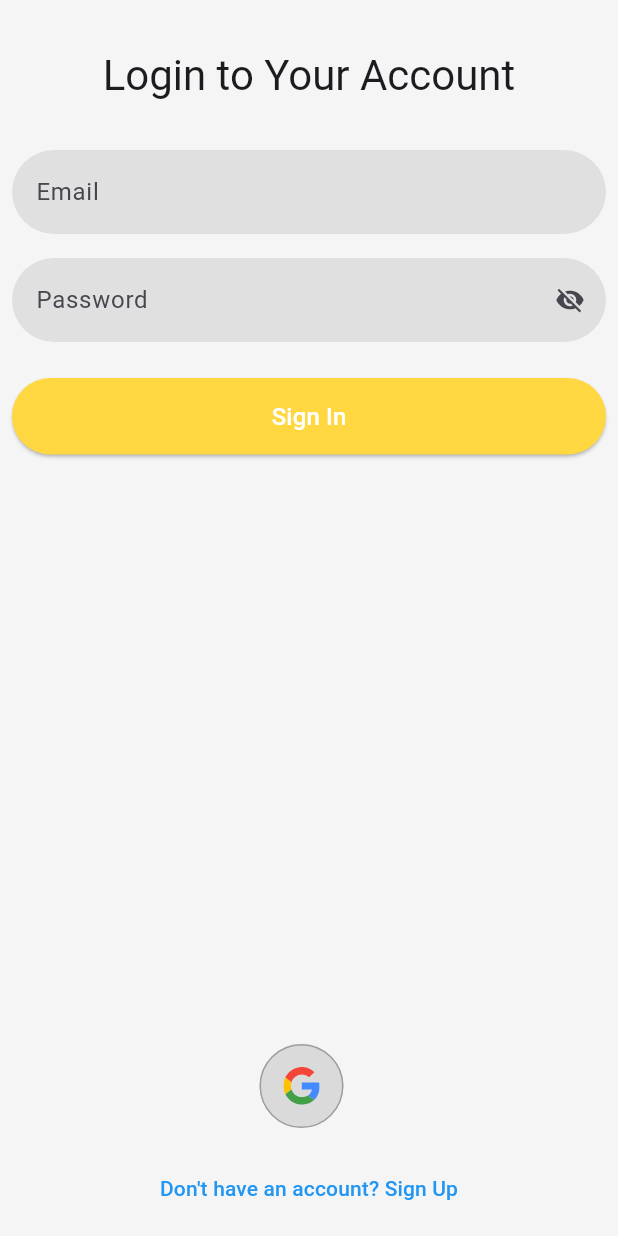
After one commit to McMaurice/auth-ninja-sdk, a Flutter app: the screen it shows after launch, after a tap on "Already have an account? Sign In", on a phone screen of 412 x 824 dp. The commit adds this screen. Run offline on Flutter 3.47's test engine with Material 3 defaults, Android fonts, the phone set to English and light mode, and no system bars; our stand-ins replace firebase_core, flutter_riverpod, flutter_svg; accounts and stored records are empty.

Commit message:
fix/rename

```diff
--- a/auth_manager/lib/main.dart
+++ b/auth_manager/lib/main.dart
@@ -1,6 +1,5 @@
 import 'package:flutter/material.dart';
-import 'package:auth_ninja_sdk/src/presentation/auth_screen.dart';
-import 'package:auth_ninja_sdk/src/core/auth_config.dart';
+import 'package:auth_ninja_sdk/auth_ninja_sdk.dart';
 
 void main() {
   runApp(const MyApp());
@@ -12,12 +11,13 @@ class MyApp extends StatelessWidget {
   @override
   Widget build(BuildContext context) {
     return MaterialApp(
+      debugShowCheckedModeBanner: false,
       title: 'Auth Ninja SDK Demo',
       theme: ThemeData(
         primarySwatch: Colors.blue,
         useMaterial3: true,
       ),
-      home: const AuthScreen(
+      home: const AuthNinjaScreen(
         initialMode: AuthMode.signup,
         config: AuthConfig(
           loginTitle: 'Login to Your Account',
@@ -26,7 +26,6 @@ class MyApp extends StatelessWidget {
           signUpButtonText: 'Sign Up',
           enableGoogleAuth: true,
           enableAppleAuth: true,
-
         ),
       ),
     );
--- a/lib/auth_ninja_sdk.dart
+++ b/lib/auth_ninja_sdk.dart
@@ -1,5 +1,6 @@
-/// A Calculator.
-class Calculator {
-  /// Returns [value] plus 1.
-  int addOne(int value) => value + 1;
-}
+library auth_ninja_sdk;
+
+// Export public APIs
+export 'src/presentation/auth_ninja_screen.dart';
+export 'src/core/auth_ninja_config.dart';
+export 'src/presentation/widgets/email_password_form.dart';
--- /dev/null
+++ b/lib/src/core/auth_ninja_config.dart
@@ -0,0 +1,108 @@
+import 'package:flutter/material.dart';
+
+class AuthConfig {
+  // Enabled auth methods
+ final bool enableEmailAuth;
+ final bool enableGoogleAuth;
+ final bool enableAppleAuth;
+
+ // UI Configuration
+ final String? appName;
+ final String? logoAssetPath;
+ final Color? primaryColor;
+ final Color? accentColor;
+ final TextStyle? titleTextStyle;
+ final TextStyle? buttonTextStyle;
+
+ // Terms and Privacy
+ final String? termsUrl;
+ final String? privacyUrl;
+
+ // Custom messages
+ final String loginTitle;
+ final String signUpTitle;
+ final String emailHint;
+ final String passwordHint;
+ final String loginButtonText;
+ final String signUpButtonText;
+ final List<CustomFormField>? signupCustomFields;
+
+ const AuthConfig({
+   this.enableEmailAuth = true,
+   this.enableGoogleAuth = true,
+   this.enableAppleAuth = true,
+   this.appName,
+   this.logoAssetPath,
+   this.primaryColor,
+   this.accentColor,
+   this.titleTextStyle,
+   this.buttonTextStyle,
+   this.termsUrl,
+   this.privacyUrl,
+   this.loginTitle = 'Welcome Back',
+   this.signUpTitle = 'Create Account',
+   this.emailHint = 'Email',
+   this.passwordHint = 'Password',
+   this.loginButtonText = 'Sign In',
+   this.signUpButtonText = 'Sign Up',
+   this.signupCustomFields,
+ });
+
+ AuthConfig copyWith({
+   bool? enableEmailAuth,
+   bool? enableGoogleAuth,
+   bool? enableAppleAuth,
+   String? appName,
+   String? logoAssetPath,
+   Color? primaryColor,
+   Color? accentColor,
+   TextStyle? titleTextStyle,
+   TextStyle? buttonTextStyle,
+   String? termsUrl,
+   String? privacyUrl,
+   String? loginTitle,
+   String? signUpTitle,
+   String? emailHint,
+   String? passwordHint,
+   String? loginButtonText,
+   String? signUpButtonText,
+ }) {
+   return AuthConfig(
+     enableEmailAuth: enableEmailAuth ?? this.enableEmailAuth,
+     enableGoogleAuth: enableGoogleAuth ?? this.enableGoogleAuth,
+     enableAppleAuth: enableAppleAuth ?? this.enableAppleAuth,
+     appName: appName ?? this.appName,
+     logoAssetPath: logoAssetPath ?? this.logoAssetPath,
+     primaryColor: primaryColor ?? this.primaryColor,
+     accentColor: accentColor ?? this.accentColor,
+     titleTextStyle: titleTextStyle ?? this.titleTextStyle,
+     buttonTextStyle: buttonTextStyle ?? this.buttonTextStyle,
+     termsUrl: termsUrl ?? this.termsUrl,
+     privacyUrl: privacyUrl ?? this.privacyUrl,
+     loginTitle: loginTitle ?? this.loginTitle,
+     signUpTitle: signUpTitle ?? this.signUpTitle,
+     emailHint: emailHint ?? this.emailHint,
+     passwordHint: passwordHint ?? this.passwordHint,
+     loginButtonText: loginButtonText ?? this.loginButtonText,
+     signUpButtonText: signUpButtonText ?? this.signUpButtonText,
+   );
+ }
+}
+
+class CustomFormField {
+  final String label;
+  final String hint;
+  final String fieldName;
+  final String? Function(String?)? validator;
+  final TextInputType inputType;
+  final bool isRequired;
+
+  CustomFormField({
+    required this.label,
+    required this.hint,
+    required this.fieldName,
+    this.validator,
+    this.inputType = TextInputType.text,
+    this.isRequired = false,
+  });
+}
--- /dev/null
+++ b/lib/src/presentation/auth_ninja_screen.dart
@@ -0,0 +1,132 @@
+import 'package:auth_ninja_sdk/src/presentation/widgets/email_password_form.dart';
+import 'package:flutter/material.dart';
+import 'package:flutter_riverpod/flutter_riverpod.dart';
+import 'widgets/social_login_section.dart';
+import '../core/auth_ninja_config.dart';
+
+enum AuthMode { login, signup }
+
+class AuthNinjaScreen extends ConsumerStatefulWidget {
+  final AuthConfig config;
+  final AuthMode initialMode;
+  final double logoheight;
+
+  const AuthNinjaScreen({
+    super.key,
+    this.logoheight = 100,
+    required this.config,
+    this.initialMode = AuthMode.login,
+  });
+
+  @override
+  ConsumerState<AuthNinjaScreen> createState() => _AuthScreenState();
+}
+
+class _AuthScreenState extends ConsumerState<AuthNinjaScreen> {
+  late AuthMode mode;
+
+  @override
+  void initState() {
+    super.initState();
+    mode = widget.initialMode;
+  }
+
+  void toggleMode() {
+    setState(() => mode = mode == AuthMode.login ? AuthMode.signup : AuthMode.login);
+  }
+
+  Future<void> handleEmailSubmit(
+    String email,
+    String password,
+    Map<String, String>? customFields,
+  ) async {
+    // final authNotifier = ref.read(authNotifierProvider.notifier);
+    try {
+      if (mode == AuthMode.login) {
+        // await authNotifier.signInWithEmail(email, password);
+      } else {
+        // await authNotifier.signUpWithEmail(email, password, customFields);
+        debugPrint('Email: $email');
+        debugPrint('Custom Fields: $customFields');
+      }
+    } catch (e) {
+      // Error handling: You can show a Snackbar or use your AuthState errorMessage
+      // final errorMsg = ref.read(authNotifierProvider).errorMessage ?? "An error occurred";
+      // ScaffoldMessenger.of(context).showSnackBar(SnackBar(content: Text(errorMsg)));
+    }
+  }
+
+  @override
+  Widget build(BuildContext context) {
+    final title = mode == AuthMode.login ? widget.config.loginTitle : widget.config.signUpTitle;
+
+    return Scaffold(
+      backgroundColor: Colors.grey[100],
+      body: SafeArea(
+        child: Padding(
+          padding: const EdgeInsets.all(8.0),
+          child: Column(
+            crossAxisAlignment: CrossAxisAlignment.stretch,
+            children: [
+              if (widget.config.logoAssetPath != null)
+                Image.asset(widget.config.logoAssetPath!, height: widget.logoheight),
+              const SizedBox(height: 24),
+              Text(
+                title,
+                style: widget.config.titleTextStyle ?? Theme.of(context).textTheme.headlineMedium,
+                textAlign: TextAlign.center,
+              ),
+              const SizedBox(height: 32),
+
+              // Email login/signup form
+              EmailLoginForm(
+                mode: mode == AuthMode.login ? FormMode.login : FormMode.signup,
+                customFields: widget.config.signupCustomFields,
+                emailHint: widget.config.emailHint,
+                passwordHint: widget.config.passwordHint,
+                buttonText: mode == AuthMode.login
+                    ? widget.config.loginButtonText
+                    : widget.config.signUpButtonText,
+                padding: const EdgeInsets.symmetric(horizontal: 0),
+                buttonColor: Colors.amberAccent,
+                buttonBorderRadius: 40,
+                fieldBorderRadius: 40,
+                onSubmit: handleEmailSubmit,
+              ),
+
+              const SizedBox(height: 24),
+
+              Spacer(),
+
+              // Social login buttons
+              SocialLoginSection(
+                isRow: true,
+                googleCircular: true,
+                appleCircular: true,
+                showGoogle: widget.config.enableGoogleAuth,
+                showApple: widget.config.enableAppleAuth,
+                googleBackground: Colors.white,
+                applebackground: Colors.white,
+              ),
+
+              const SizedBox(height: 16),
+
+
+              // Mode toggle link
+              TextButton(
+                onPressed: toggleMode,
+                child: Text(
+                  mode == AuthMode.login
+                      ? "Don't have an account? Sign Up"
+                      : "Already have an account? Sign In",
+                  textAlign: TextAlign.center,
+                  style: widget.config.buttonTextStyle ?? const TextStyle(color: Colors.blue),
+                ),
+              ),
+            ],
+          ),
+        ),
+      ),
+    );
+  }
+}
--- a/lib/src/presentation/widgets/email_password_form.dart
+++ b/lib/src/presentation/widgets/email_password_form.dart
@@ -1,6 +1,6 @@
 import 'package:flutter/material.dart';
 import '../../core/utils/helper/validators.dart';
-import '../../core/auth_config.dart';
+import '../../core/auth_ninja_config.dart';
 
 enum FormMode { login, signup }
 
@@ -16,7 +16,7 @@ class EmailLoginForm extends StatefulWidget {
 
   // Layout
   final EdgeInsets padding;
-  final double spacing; // vertical spacing between elements
+  final double spacing;
 
   // Field styles
   final double fieldBorderRadius;
```
Also changed, not shown: 1 other file.
